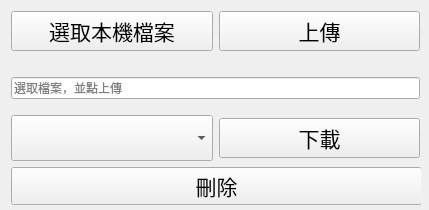
Old version of the form src/Client/client.ui in the repository ShouShouRen/FinalProject.
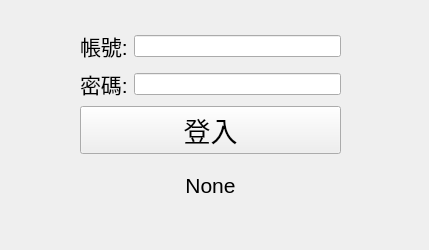
New version of the form.

Commit message: feat: Add login

The edit to the form file:
```diff
--- a/src/Client/client.ui
+++ b/src/Client/client.ui
@@ -7,7 +7,7 @@
     <x>0</x>
     <y>0</y>
     <width>429</width>
-    <height>210</height>
+    <height>250</height>
    </rect>
   </property>
   <property name="sizePolicy">
@@ -19,13 +19,13 @@
   <property name="minimumSize">
    <size>
     <width>429</width>
-    <height>210</height>
+    <height>250</height>
    </size>
   </property>
   <property name="maximumSize">
    <size>
     <width>429</width>
-    <height>210</height>
+    <height>250</height>
    </size>
   </property>
   <property name="acceptDrops">
@@ -47,22 +47,140 @@
    <property name="minimumSize">
     <size>
      <width>429</width>
-     <height>210</height>
+     <height>250</height>
     </size>
    </property>
    <property name="maximumSize">
     <size>
      <width>429</width>
-     <height>210</height>
+     <height>250</height>
     </size>
    </property>
-   <widget class="QWidget" name="layoutWidget">
+   <widget class="QStackedWidget" name="stackedWidget">
     <property name="geometry">
      <rect>
       <x>10</x>
+      <y>0</y>
+      <width>411</width>
+      <height>241</height>
+     </rect>
+    </property>
+    <property name="minimumSize">
+     <size>
+      <width>411</width>
+      <height>241</height>
+     </size>
+    </property>
+    <property name="maximumSize">
+     <size>
+      <width>411</width>
+      <height>241</height>
+     </size>
+    </property>
+    <property name="currentIndex">
+     <number>0</number>
+    </property>
+    <widget class="QWidget" name="page">
+     <widget class="QWidget" name="">
+      <property name="geometry">
+       <rect>
+        <x>70</x>
+        <y>30</y>
+        <width>261</width>
+        <height>181</height>
+       </rect>
+      </property>
+      <layout class="QVBoxLayout" name="verticalLayout_3">
+       <item>
+        <layout class="QHBoxLayout" name="horizontalLayout_3">
+         <item>
+          <widget class="QLabel" name="label">
+           <property name="font">
+            <font>
+             <pointsize>16</pointsize>
+            </font>
+           </property>
+           <property name="text">
+            <string>帳號:</string>
+           </property>
+          </widget>
+         </item>
+         <item>
+          <widget class="QLineEdit" name="username">
+           <property name="sizePolicy">
+            <sizepolicy hsizetype="Expanding" vsizetype="Fixed">
+             <horstretch>0</horstretch>
+             <verstretch>0</verstretch>
+            </sizepolicy>
+           </property>
+          </widget>
+         </item>
+        </layout>
+       </item>
+       <item>
+        <layout class="QHBoxLayout" name="horizontalLayout_4">
+         <item>
+          <widget class="QLabel" name="label_2">
+           <property name="font">
+            <font>
+             <pointsize>16</pointsize>
+            </font>
+           </property>
+           <property name="text">
+            <string>密碼:</string>
+           </property>
+          </widget>
+         </item>
+         <item>
+          <widget class="QLineEdit" name="password">
+           <property name="echoMode">
+            <enum>QLineEdit::Password</enum>
+           </property>
+          </widget>
+         </item>
+        </layout>
+       </item>
+       <item>
+        <widget class="QPushButton" name="login">
+         <property name="font">
+          <font>
+           <pointsize>20</pointsize>
+          </font>
+         </property>
+         <property name="text">
+          <string>登入</string>
+         </property>
+        </widget>
+       </item>
+       <item>
+        <widget class="QLabel" name="message">
+         <property name="enabled">
+          <bool>true</bool>
+         </property>
+         <property name="font">
+          <font>
+           <pointsize>16</pointsize>
+          </font>
+         </property>
+         <property name="text">
+          <string>None</string>
+         </property>
+         <property name="alignment">
+          <set>Qt::AlignCenter</set>
+         </property>
+        </widget>
+       </item>
+      </layout>
+     </widget>
+    </widget>
+    <widget class="QWidget" name="page_2">
+     <widget class="QWidget" name="layoutWidget">
+      <property name="geometry">
+       <rect>
+        <x>0</x>
       <y>10</y>
       <width>411</width>
-      <height>196</height>
+        <height>222</height>
      </rect>
     </property>
     <property name="sizePolicy">
@@ -155,6 +273,11 @@
            <verstretch>0</verstretch>
           </sizepolicy>
          </property>
+           <property name="font">
+            <font>
+             <pointsize>16</pointsize>
+            </font>
+           </property>
          <property name="focusPolicy">
           <enum>Qt::NoFocus</enum>
          </property>
@@ -252,6 +375,8 @@
       </widget>
      </item>
     </layout>
+     </widget>
+    </widget>
    </widget>
   </widget>
  </widget>
```
Lines whose indentation alone changed are shown as unchanged. The commit also changes 1 other file.
